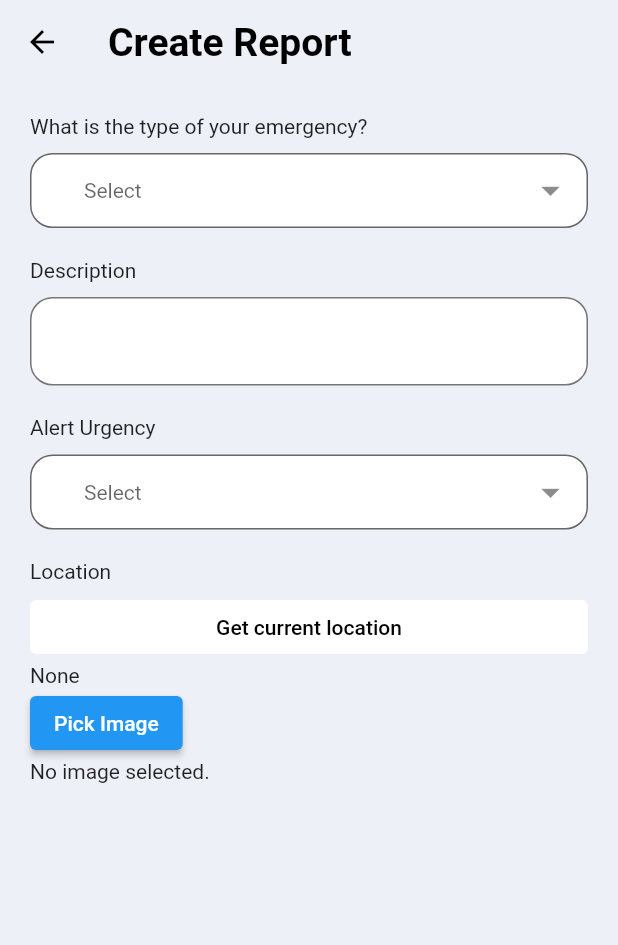
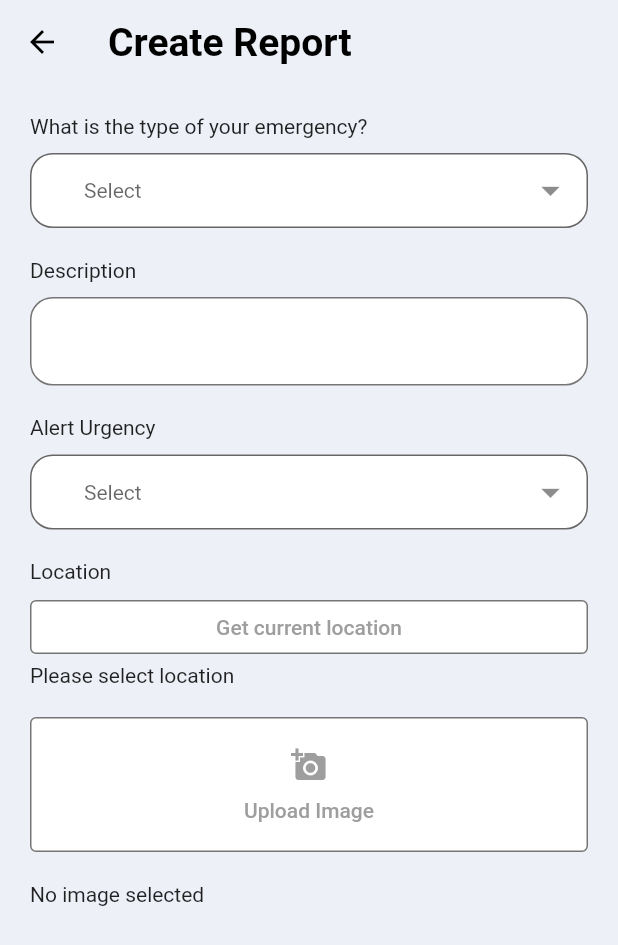
Before and after one commit to antz22/Alertra, a Flutter app: the CreateReport screen opened directly, on a phone screen of 412 x 824 dp. Shown: the top 945 px of the screen. Run offline on Flutter 3.47's test engine with Material 2 defaults, Android fonts, the phone set to English and light mode, and no system bars; our stand-ins replace buttons_tabbar, dropdown_button2, flutter_secure_storage, flutter_svg, geolocator, image_picker and 1 more; missing offline and left inert: geocode; accounts and stored records are empty.

Commit message:
Finish create report page UI

```diff
--- a/flutter_alertra/lib/screens/main/feed/create_report.dart
+++ b/flutter_alertra/lib/screens/main/feed/create_report.dart
@@ -60,7 +60,8 @@ class _CreateReportState extends State<CreateReport> {
             color: Colors.black,
           ),
         ),
-      body: Container(
+        body: SingleChildScrollView(
+          child: Container(
             padding: const EdgeInsets.all(20.0),
             child: Column(
               crossAxisAlignment: CrossAxisAlignment.start,
@@ -202,13 +203,18 @@ class _CreateReportState extends State<CreateReport> {
                 ),
                 const Text('Location'),
                 const SizedBox(height: 5),
-            Container(
+                SizedBox(
                   width: double.infinity,
                   child: ElevatedButton(
                     style: ElevatedButton.styleFrom(
                       elevation: 0,
                       primary: Colors.white,
-                  onPrimary: Colors.black,
+                      onPrimary: Colors.grey,
+                      side: const BorderSide(
+                        color: Colors.black54,
+                        width: 1,
+                        style: BorderStyle.solid
+                      ),
                     ),
                     onPressed: () async {
                       LocationPermission permission;
@@ -238,8 +244,19 @@ class _CreateReportState extends State<CreateReport> {
                     child: const Text('Get current location'),
                   ),
                 ),
-            Text(_address != null ? _address! : "None"),
+                Text(_address != null ? _address! : "Please select location"),
+                const SizedBox(height: 20),
                 ElevatedButton(
+                  style: ElevatedButton.styleFrom(
+                    elevation: 0,
+                    primary: Colors.white,
+                    onPrimary: Colors.grey,
+                    side: const BorderSide(
+                        color: Colors.black54,
+                        width: 1,
+                        style: BorderStyle.solid
+                      ),
+                  ),
                   onPressed: () async {
                     final XFile? image =
                         await _picker.pickImage(source: ImageSource.gallery);
@@ -248,14 +265,24 @@ class _CreateReportState extends State<CreateReport> {
                       pickedImage = image;
                     });
                   },
-              child: const Text("Pick Image"),
+                  child: Container(
+                    padding: const EdgeInsets.all(20.0),
+                    width: double.infinity,
+                    child: Column(children: const [
+                      Icon(Icons.add_a_photo),
+                      SizedBox(height: 10,),
+                      Text('Upload Image'),
+                    ]),
                   ),
+                ),
+                const SizedBox(height: 20.0),
                 pickedImage != null
                     ? Image.file(File(pickedImage!.path))
-                : const Text('No image selected.'),
+                    : const Text('No image selected'),
+                const SizedBox(height: 20.0),
               ],
             ),
           ),
-    );
+        ));
   }
 }
```
Lines whose indentation alone changed are shown as unchanged.
